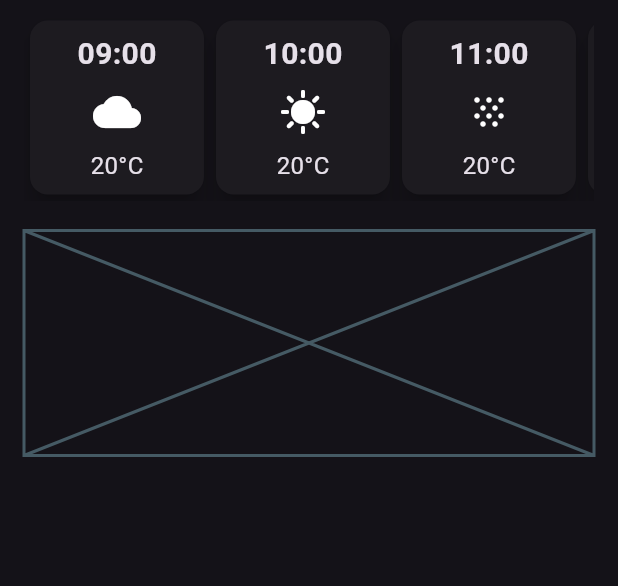
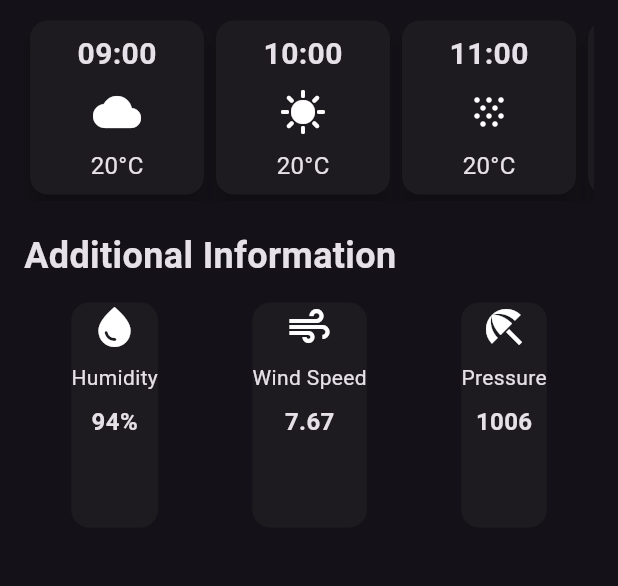
Before and after one commit to hafeea6/weatherapp, a Flutter app: the screen it shows after launch, on a phone screen of 412 x 824 dp, the part 506-1092 px from its top. Run offline on Flutter 3.47's test engine with Material 2 defaults, Android fonts, the phone set to English and light mode, and no system bars.

```diff
--- a/lib/weatherScreen/weather_screen.dart
+++ b/lib/weatherScreen/weather_screen.dart
@@ -1,6 +1,5 @@
-import 'dart:ui';
-
 import 'package:flutter/material.dart';
+import 'package:weatherapp/weatherScreen/ws_adinfo_card.dart';
 import 'package:weatherapp/weatherScreen/ws_card.dart';
 import 'package:weatherapp/weatherScreen/ws_main_card.dart';
 
@@ -22,44 +21,30 @@ class WeatherScreen extends StatelessWidget {
             time: "11:00", icon: Icons.snowing, temperature: "20°C"),
         WeatherScreenCard(
             time: "12:00", icon: Icons.cloud, temperature: "20°C"),
+        WeatherScreenCard(
+            time: "10:00", icon: Icons.sunny, temperature: "20°C"),
       ],
     ),
   );
 
-  // final mainCard = Card(
-  //   elevation: 10,
-  //   shape: const RoundedRectangleBorder(
-  //     borderRadius: BorderRadius.all(Radius.circular(20)),
-  //   ),
-  //   child: ClipRRect(
-  //     borderRadius: const BorderRadius.all(Radius.circular(20)),
-  //     child: BackdropFilter(
-  //       filter: ImageFilter.blur(sigmaX: 10, sigmaY: 10),
-  //       child: const SizedBox(
-  //         width: double.infinity,
-  //         child: Padding(
-  //           padding: EdgeInsets.all(16.0),
-  //           child: Column(
-  //             mainAxisAlignment: MainAxisAlignment.center,
-  //             children: [
-  //               Text(
-  //                 '300*F',
-  //                 style: TextStyle(fontSize: 32, fontWeight: FontWeight.bold),
-  //               ),
-  //               SizedBox(height: 16),
-  //               Icon(Icons.cloud, size: 64),
-  //               SizedBox(height: 16),
-  //               Text(
-  //                 'Rain',
-  //                 style: TextStyle(fontSize: 20),
-  //               ),
-  //             ],
-  //           ),
-  //         ),
-  //       ),
-  //     ),
-  //   ),
-  // );
+  final adInfo = const Row(
+    mainAxisAlignment: MainAxisAlignment.spaceAround,
+    children: [
+      AddInfo(
+          icon: Icon(Icons.water_drop, size: 32),
+          title: 'Humidity',
+          value: '94%'),
+      AddInfo(
+          icon: Icon(Icons.air, size: 32), title: 'Wind Speed', value: '7.67'),
+      AddInfo(
+          icon: Icon(Icons.beach_access, size: 32),
+          title: 'Pressure',
+          value: '1006'),
+      // Text('Humidity: 60%'),
+      // Text('Wind Speed: 10 km/h'),
+      // Text('Pressure: 1012 hPa'),
+    ],
+  );
 
   @override
   Widget build(BuildContext context) {
@@ -102,9 +87,12 @@ class WeatherScreen extends StatelessWidget {
             const SizedBox(
               height: 20,
             ),
-            const Placeholder(
-              fallbackHeight: 150,
-            )
+            const Text('Additional Information',
+                style: TextStyle(fontSize: 24, fontWeight: FontWeight.bold)),
+            const SizedBox(
+              height: 10,
+            ),
+            adInfo,
           ],
         ),
       ),
--- /dev/null
+++ b/lib/weatherScreen/ws_adinfo_card.dart
@@ -0,0 +1,35 @@
+import 'package:flutter/material.dart';
+
+class AddInfo extends StatelessWidget {
+  final Icon icon;
+  final String title;
+  final String value;
+  const AddInfo(
+      {super.key,
+      required this.icon,
+      required this.title,
+      required this.value});
+
+  @override
+  Widget build(BuildContext context) {
+    return Card(
+      elevation: 0,
+      child: SizedBox(
+        height: 150,
+        child: Column(
+          mainAxisAlignment: MainAxisAlignment.start,
+          children: [
+            icon,
+            const SizedBox(height: 8),
+            Text(title, style: const TextStyle(fontSize: 14)),
+            const SizedBox(height: 8),
+            Text(
+              value,
+              style: const TextStyle(fontSize: 16, fontWeight: FontWeight.bold),
+            ),
+          ],
+        ),
+      ),
+    );
+  }
+}
--- a/lib/weatherScreen/ws_card.dart
+++ b/lib/weatherScreen/ws_card.dart
@@ -19,8 +19,9 @@ class WeatherScreenCard extends StatelessWidget {
       shape: RoundedRectangleBorder(
         borderRadius: BorderRadius.circular(12),
       ),
-      child: Padding(
+      child: Container(
         padding: const EdgeInsets.all(8.0),
+        alignment: Alignment.center,
         child: SizedBox(
           width: 100,
           height: 100,
--- a/pubspec.yaml
+++ b/pubspec.yaml
@@ -35,6 +35,7 @@ dependencies:
   # The following adds the Cupertino Icons font to your application.
   # Use with the CupertinoIcons class for iOS style icons.
   cupertino_icons: ^1.0.2
+  http: ^1.1.0
 
 dev_dependencies:
   flutter_test:
```
Also changed, not shown: pubspec.lock.
